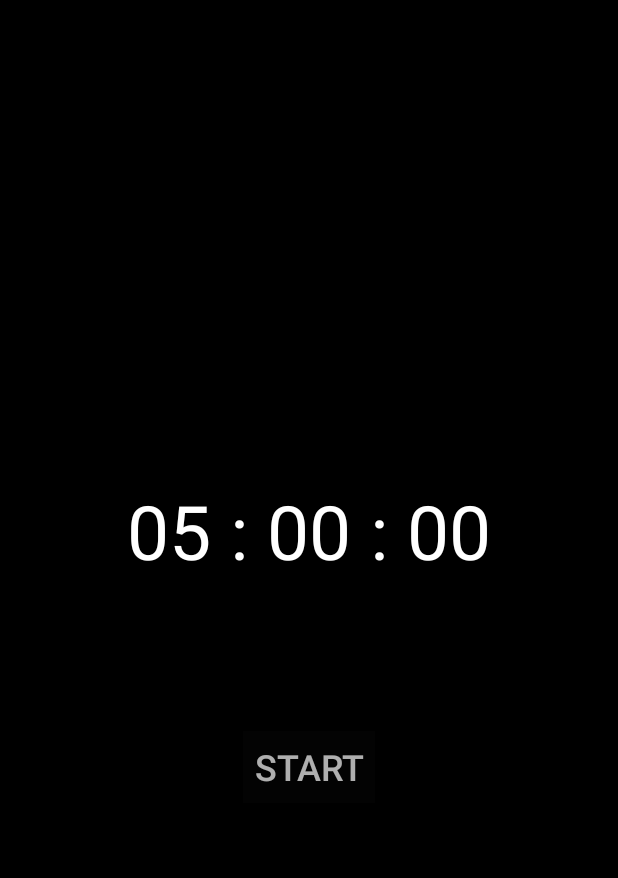
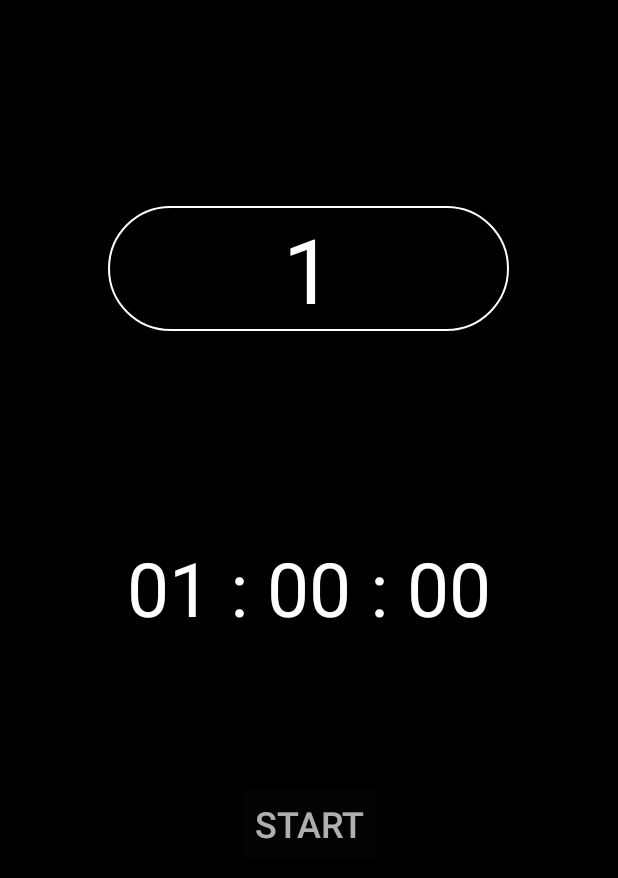
Before and after one commit to zarkhodamoradi/timer-android, an Android app: the screen it shows after launch (MainActivity), on a phone screen of 412 x 824 dp. Shown: the top 878 px of the screen. Run offline under Robolectric (Android 15) with nearby library versions, the phone set to English and light mode, and no system bars.

Commit message:
adding 1 for test , better design , playing sound after finishing

```diff
--- a/app/src/main/AndroidManifest.xml
+++ b/app/src/main/AndroidManifest.xml
@@ -13,6 +13,9 @@
         android:theme="@style/Theme.AppCompat.DayNight.NoActionBar"
         tools:targetApi="31">
         <activity
+            android:name=".ringActivity"
+            android:exported="false" />
+        <activity
             android:name=".MainActivity"
             android:exported="true">
             <intent-filter>
--- a/app/src/main/java/com/example/timer/MainActivity.java
+++ b/app/src/main/java/com/example/timer/MainActivity.java
@@ -2,6 +2,8 @@ package com.example.timer;
 
 import androidx.appcompat.app.AppCompatActivity;
 
+import android.content.Intent;
+import android.media.MediaPlayer;
 import android.os.Bundle;
 import android.os.Handler;
 import android.view.View;
@@ -33,9 +35,10 @@ public class MainActivity extends AppCompatActivity {
         super.onCreate(savedInstanceState);
         setContentView(R.layout.activity_main);
         SetUpView();
-        ArrayList<String> Times = new ArrayList<String>((Arrays.asList("5", "10", "15", "20", "25", "30")));
-        ArrayAdapter<String> TimesAdapted = new ArrayAdapter<String>(this, android.R.layout.simple_spinner_dropdown_item, Times);
-      //  TimesAdapted.setDropDownViewResource(android.R.layout.simple_spinner_dropdown_item);
+        MediaPlayer mediaPlayer= MediaPlayer.create(this, R.raw.be_happy);
+        ArrayList<String> Times = new ArrayList<String>((Arrays.asList("1","5", "10", "15", "20", "25", "30")));
+        ArrayAdapter<String> TimesAdapted = new ArrayAdapter<String>(this, R.layout.custom_spinner, Times);
+       TimesAdapted.setDropDownViewResource(R.layout.custom_spinner);
 
         spTimes.setAdapter(TimesAdapted);
         spTimes.setOnItemSelectedListener(new AdapterView.OnItemSelectedListener() {
@@ -104,10 +107,15 @@ public class MainActivity extends AppCompatActivity {
                 txtShowTime.setText(String.format("%s%d : %s%d : %s%d", pm, Minute, ps, Second, pds ,DSecond));
                 if(running ) {
                     runningTime--;
-                    if(runningTime<=0) running= false ;
+                    if(runningTime<=0) {
+                        running = false;
+                        Intent intent = new Intent(MainActivity.this, ringActivity.class);
+                        startActivity(intent);
+
+                    }
 
                 }
-handler.postDelayed(this, 1000/60);
+handler.postDelayed(this, 1);
             }
         });
 //        handler.postDelayed(new Runnable() {
--- /dev/null
+++ b/app/src/main/res/drawable/border.xml
@@ -0,0 +1,18 @@
+<?xml version="1.0" encoding="utf-8"?>
+<shape xmlns:android="http://schemas.android.com/apk/res/android" android:shape="rectangle">
+    <!-- View background color -->
+    <solid
+        android:color="@color/black" >
+    </solid>
+
+    <!-- View border color and width -->
+    <stroke
+        android:width="1dp"
+        android:color="@color/white" >
+    </stroke>
+
+    <!-- The radius makes the corners rounded -->
+    <corners
+        android:radius="400dp"   >
+    </corners>
+</shape>
--- a/app/src/main/res/layout/activity_main.xml
+++ b/app/src/main/res/layout/activity_main.xml
@@ -10,7 +10,7 @@
 
     <Space
         android:layout_width="match_parent"
-        android:layout_height="10dp" />
+        android:layout_height="100dp" />
 
     <LinearLayout
         android:layout_width="match_parent"
@@ -30,10 +30,12 @@
             android:id="@+id/spTimes"
             style="@style/spinnerText"
             android:layout_width="0dp"
-            android:layout_height="50dp"
-            android:layout_weight="1"
-android:scrollbarSize="20dp"
-            android:background="@color/black"
+            android:layout_height="wrap_content"
+            android:padding="7dp"
+            android:layout_weight="4"
+            android:layout_gravity="center"
+
+            android:outlineSpotShadowColor="@color/cardview_light_background"
             android:gravity="center"
             android:popupBackground="@color/black"
 
@@ -50,7 +52,7 @@ android:scrollbarSize="20dp"
 
     <Space
         android:layout_width="match_parent"
-        android:layout_height="200dp" />
+        android:layout_height="100dp" />
 
     <TextView
         android:id="@+id/txtShowTime"
--- /dev/null
+++ b/app/src/main/res/layout/custom_spinner.xml
@@ -0,0 +1,17 @@
+<?xml version="1.0" encoding="utf-8"?>
+<TextView xmlns:android="http://schemas.android.com/apk/res/android"
+    android:layout_width="match_parent"
+    android:layout_height="match_parent"
+    xmlns:app="http://schemas.android.com/apk/res-auto"
+    android:textSize="60dp"
+    android:layout_margin="5dp"
+    android:textAlignment="center"
+    android:layout_gravity="center"
+    android:gravity="center|center_vertical"
+    android:shadowRadius="@integer/material_motion_duration_short_1"
+    app:layout_constraintCircleRadius="@dimen/material_emphasis_medium"
+android:background="@drawable/border"
+    android:padding="1dp"
+    android:textColor="@color/white">
+
+</TextView>
--- a/app/src/main/res/values/themes.xml
+++ b/app/src/main/res/values/themes.xml
@@ -5,10 +5,10 @@
         <!-- <item name="colorPrimary">@color/my_light_primary</item> -->
     </style>
 <style name="spinnerText">
-    <item name="color">@color/white</item>
+
     <item name="android:textSize">50dp</item>
     <item name="android:textColor">@color/white</item>
-    <item name="height">20dp</item>
+
 </style>
     <style name="Theme.Timer" parent="Base.Theme.Timer" />
 </resources>
```
Also changed, not shown: app/src/main/java/com/example/timer/ringActivity.java (added, +50 -0 lines), app/src/main/res/layout/activity_ring.xml (added, +44 -0 lines), 1 other file.
